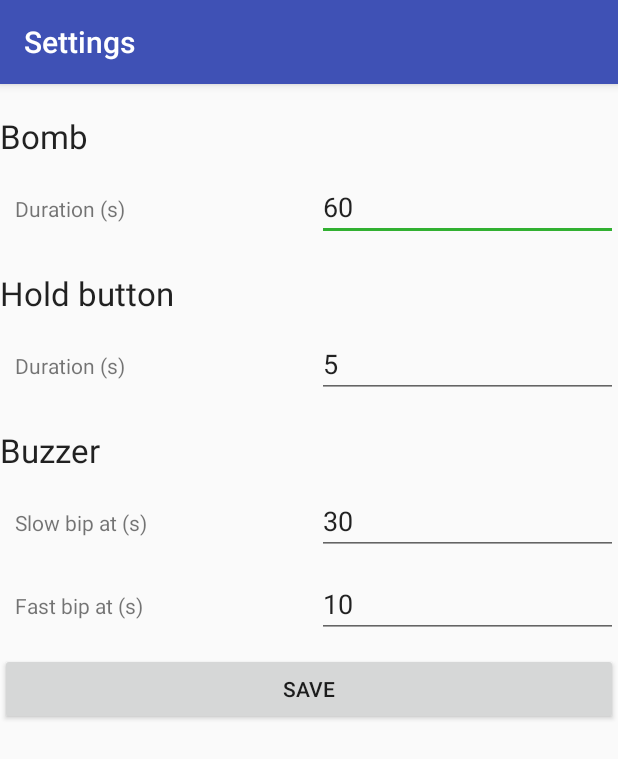
After one commit to Rothen68/RBTimer, an Android app: the SettingsActivity screen opened directly, with no data from a screen before it, on a phone screen of 412 x 824 dp. The commit adds this screen. Shown: the top 759 px of the screen. Run offline under Robolectric (Android 15) with nearby library versions, the phone set to English and light mode, and no system bars.

Commit message:
update sounds + add settings activity

```diff
--- /dev/null
+++ b/app/src/main/java/com/rothen/rbtimer/Service/SettingsService.java
@@ -0,0 +1,83 @@
+package com.rothen.rbtimer.Service;
+
+import android.content.Context;
+import android.content.SharedPreferences;
+
+/**
+ * Manage and save settings
+ * Created by apest on 16/03/2017.
+ */
+
+public class SettingsService {
+
+    private static final String PREFERENCES = "Preference";
+
+    private static final int BUTTON_DEFAULT_TIME = 5*1000;
+    public static final int BUTTON_DEFAULT_TIME_MIN = 1000;
+    public static final int BUTTON_DEFAULT_TIME_MAX = 30*1000;
+
+    public static final String BUTTON_PRESS_TIME = "ButtonPressTime";
+
+
+    private static final int BIP_FAST_DEFAULT_TIME =  10*1000;
+    public static final int BIP_FAST_TIME_MIN = 1000;
+    public static final int BIP_FAST_TIME_MAX = 30*1000;
+    public static final String BIP_FAST_TIME = "BipFastTime";
+
+
+    private static final int BIP_SLOW_DEFAULT_TIME =  30*1000;
+    public static final int BIP_SLOW_TIME_MIN = 1000;
+    public static final int BIP_SLOW_TIME_MAX = 30*1000;
+    public static final String BIP_SLOW_TIME = "BipSlowTime";
+
+
+    private static final int BOMB_DEFAULT_TIME =  60*1000;
+    public static final int BOMB_TIME_MIN = 10*1000;
+    public static final int BOMB_TIME_MAX = 600*1000;
+    public static final String BOMB_TIME = "BombTime";
+
+
+    private SharedPreferences prefs;
+    SharedPreferences.Editor editor;
+
+    public SettingsService(Context context) {
+        prefs = context.getSharedPreferences(PREFERENCES,Context.MODE_PRIVATE);
+        editor = prefs.edit();
+    }
+
+    public int getButtonPressTime() {
+        return  prefs.getInt(BUTTON_PRESS_TIME, BUTTON_DEFAULT_TIME);
+    }
+
+    public void setButtonPressTime(int buttonPressTime) {
+        editor.putInt(BUTTON_PRESS_TIME,buttonPressTime);
+        editor.apply();
+    }
+
+    public int getBipFastTime() {
+        return  prefs.getInt(BIP_FAST_TIME, BIP_FAST_DEFAULT_TIME);
+    }
+
+    public void setBipFastTime(int bipFastTime) {
+        editor.putInt(BIP_FAST_TIME,bipFastTime);
+        editor.apply();
+    }
+
+    public int getBipSlowTime() {
+        return  prefs.getInt(BIP_SLOW_TIME, BIP_SLOW_DEFAULT_TIME);
+    }
+
+    public void setBipSlowTime(int bipSlowTime) {
+        editor.putInt(BIP_SLOW_TIME,bipSlowTime);
+        editor.apply();
+    }
+
+    public int getBombTime() {
+        return  prefs.getInt(BOMB_TIME, BOMB_DEFAULT_TIME);
+    }
+
+    public void setBombTime(int bombTime) {
+        editor.putInt(BOMB_TIME,bombTime);
+        editor.apply();
+    }
+}
--- /dev/null
+++ b/app/src/main/java/com/rothen/rbtimer/SettingsActivity.java
@@ -0,0 +1,102 @@
+package com.rothen.rbtimer;
+
+import android.support.v7.app.AppCompatActivity;
+import android.os.Bundle;
+import android.text.Editable;
+import android.text.TextWatcher;
+import android.view.KeyEvent;
+import android.view.View;
+import android.widget.Button;
+import android.widget.EditText;
+import android.widget.SeekBar;
+import android.widget.TextView;
+
+import com.rothen.rbtimer.Service.SettingsService;
+import com.rothen.rbtimer.utils.Utils;
+
+import java.util.Set;
+
+
+public class SettingsActivity extends AppCompatActivity {
+
+
+    private EditText txtBombDuration;
+    private EditText txtHoldButtonDuration;
+    private EditText txtBipSlowDuration;
+    private EditText txtBipFastDuration;
+    private Button btnSave;
+
+    private SettingsService settingsService;
+
+    @Override
+    protected void onCreate(Bundle savedInstanceState) {
+        super.onCreate(savedInstanceState);
+        setContentView(R.layout.activity_settings);
+        settingsService = new SettingsService(this);
+
+        btnSave = (Button) findViewById(R.id.btnSave);
+        btnSave.setOnClickListener(new View.OnClickListener() {
+            @Override
+            public void onClick(View v) {
+                CheckAndSaveSettings();
+            }
+        });
+
+        txtBombDuration =(EditText) findViewById(R.id.txtBombDuration);
+        txtHoldButtonDuration =(EditText) findViewById(R.id.txtHoldButtonDuration);
+        txtBipSlowDuration =(EditText) findViewById(R.id.txtSlowBipDuration);
+        txtBipFastDuration =(EditText) findViewById(R.id.txtFastBipDuration);
+
+        txtBipFastDuration.setText(settingsService.getBipFastTime()/1000 + "");
+        txtBipSlowDuration.setText(settingsService.getBipSlowTime()/1000 + "");
+        txtHoldButtonDuration.setText(settingsService.getButtonPressTime()/1000 + "");
+        txtBombDuration.setText(settingsService.getBombTime()/1000 + "");
+
+    }
+
+    private void CheckAndSaveSettings() {
+        int i = Integer.valueOf(txtBipFastDuration.getText().toString()) * 1000;
+        if(i>=SettingsService.BIP_FAST_TIME_MIN && i <=SettingsService.BIP_FAST_TIME_MAX) {
+            settingsService.setBipFastTime(i);
+        }
+        else
+        {
+            txtBipFastDuration.setText(settingsService.getBipFastTime()/1000 + "");
+        }
+
+        i = Integer.valueOf(txtBipSlowDuration.getText().toString())* 1000;
+        if(i>=SettingsService.BIP_SLOW_TIME_MIN && i <=SettingsService.BIP_SLOW_TIME_MAX) {
+            settingsService.setBipSlowTime(i);
+        }
+        else
+        {
+            txtBipSlowDuration.setText(settingsService.getBipSlowTime()/1000 + "");
+        }
+
+        i = Integer.valueOf(txtHoldButtonDuration.getText().toString())* 1000;
+        if(i>=SettingsService.BUTTON_DEFAULT_TIME_MIN && i <=SettingsService.BUTTON_DEFAULT_TIME_MAX) {
+            settingsService.setButtonPressTime(i);
+        }
+        else
+        {
+            txtHoldButtonDuration.setText(settingsService.getButtonPressTime()/1000 + "");
+        }
+
+        i = Integer.valueOf(txtBombDuration.getText().toString())* 1000;
+        if(i>=SettingsService.BOMB_TIME_MIN && i <=SettingsService.BOMB_TIME_MAX) {
+            settingsService.setBombTime(i);
+        }
+        else
+        {
+            txtBombDuration.setText(settingsService.getBombTime()/1000 + "");
+        }
+    }
+
+    @Override
+    protected void onResume() {
+        super.onResume();
+
+
+    }
+
+}
--- /dev/null
+++ b/app/src/main/res/layout/activity_settings.xml
@@ -0,0 +1,120 @@
+<?xml version="1.0" encoding="utf-8"?>
+<LinearLayout xmlns:android="http://schemas.android.com/apk/res/android"
+    android:orientation="vertical" android:layout_width="match_parent"
+    android:layout_height="match_parent">
+
+    <TextView
+        android:layout_width="match_parent"
+        android:layout_height="wrap_content"
+        android:text="@string/settings_Bomb"
+        android:layout_marginTop="20dp"
+        android:textAppearance="@style/TextAppearance.AppCompat.Large" />
+    <LinearLayout
+        android:layout_width="match_parent"
+        android:layout_height="wrap_content"
+        android:layout_marginLeft="10dp"
+        android:layout_marginTop="10dp"
+        android:orientation="horizontal">
+
+        <TextView
+            android:layout_width="match_parent"
+            android:layout_height="wrap_content"
+            android:layout_weight="1"
+            android:text="@string/duration" />
+
+        <EditText
+            android:id="@+id/txtBombDuration"
+            android:layout_width="match_parent"
+            android:layout_height="wrap_content"
+            android:layout_weight="1"
+            android:inputType="number"
+            android:text="60" />
+    </LinearLayout>
+
+
+    <TextView
+        android:layout_width="match_parent"
+        android:layout_height="wrap_content"
+        android:text="@string/settings_HoldButtonDuration"
+        android:layout_marginTop="20dp"
+        android:textAppearance="@style/TextAppearance.AppCompat.Large" />
+    <LinearLayout
+        android:layout_width="match_parent"
+        android:layout_height="wrap_content"
+        android:layout_marginLeft="10dp"
+        android:layout_marginTop="10dp"
+        android:orientation="horizontal">
+
+        <TextView
+            android:layout_width="match_parent"
+            android:layout_height="wrap_content"
+            android:layout_weight="1"
+            android:text="@string/duration" />
+        <EditText
+            android:id="@+id/txtHoldButtonDuration"
+            android:layout_width="match_parent"
+            android:layout_height="wrap_content"
+            android:layout_weight="1"
+            android:inputType="number"
+            android:text="60" />
+    </LinearLayout>
+
+
+    <TextView
+        android:layout_width="match_parent"
+        android:layout_height="wrap_content"
+        android:text="@string/settings_Bip"
+        android:layout_marginTop="20dp"
+        android:textAppearance="@style/TextAppearance.AppCompat.Large" />
+
+    <LinearLayout
+        android:layout_width="match_parent"
+        android:layout_height="wrap_content"
+        android:layout_marginLeft="10dp"
+        android:layout_marginTop="10dp"
+        android:orientation="horizontal">
+
+        <TextView
+            android:layout_width="match_parent"
+            android:layout_height="wrap_content"
+            android:layout_weight="1"
+            android:text="@string/settings_Bip_Slow" />
+        <EditText
+            android:id="@+id/txtSlowBipDuration"
+            android:layout_width="match_parent"
+            android:layout_height="wrap_content"
+            android:layout_weight="1"
+            android:inputType="number"
+            android:text="60" />
+    </LinearLayout>
+
+    <LinearLayout
+        android:layout_width="match_parent"
+        android:layout_height="wrap_content"
+        android:layout_marginLeft="10dp"
+        android:layout_marginTop="10dp"
+        android:orientation="horizontal">
+
+        <TextView
+            android:layout_width="match_parent"
+            android:layout_height="wrap_content"
+            android:layout_weight="1"
+            android:text="@string/settings_Bip_Fast" />
+        <EditText
+            android:id="@+id/txtFastBipDuration"
+            android:layout_width="match_parent"
+            android:layout_height="wrap_content"
+            android:layout_weight="1"
+            android:inputType="number"
+            android:text="60" />
+    </LinearLayout>
+
+    <Button
+        android:id="@+id/btnSave"
+        android:layout_width="match_parent"
+        android:layout_height="wrap_content"
+        android:layout_marginTop="10dp"
+        android:text="Save" />
+
+
+</LinearLayout>
--- a/app/src/main/res/menu/main_menu.xml
+++ b/app/src/main/res/menu/main_menu.xml
@@ -3,6 +3,6 @@
     xmlns:android="http://schemas.android.com/apk/res/android">
 
 
-    <item android:title="Bomb Duration" android:id="@+id/mnuBombDuration" />
-    <item android:title="Hold Button Duration" android:id="@+id/mnuHoldButtonDuration" />
+    <item android:title="@string/settings" android:id="@+id/mnuSettings" />
+
 </menu>
--- a/app/src/main/res/values/colors.xml
+++ b/app/src/main/res/values/colors.xml
@@ -2,7 +2,7 @@
 <resources>
     <color name="colorPrimary">#3F51B5</color>
     <color name="colorPrimaryDark">#303F9F</color>
-    <color name="colorAccent">#FF4081</color>
+    <color name="colorAccent">#31B031</color>
     <color name="colorWarning">#ffa31a</color>
     <color name="colorDanger">#ff3300</color>
     <color name="colorDefault">#4dff4d</color>
--- a/app/src/main/res/values/strings.xml
+++ b/app/src/main/res/values/strings.xml
@@ -3,4 +3,18 @@
     <string name="editTime">New time in second : </string>
     <string name="ok">OK</string>
     <string name="cancel">Cancel</string>
+    <string name="title_activity_settings">Settings</string>
+
+    <string name="settings">Settings</string>
+    <string name="settings_Bomb">Bomb</string>
+    <string name="settings_HoldButtonDuration">Hold button</string>
+    <string name="settings_Bip">Buzzer</string>
+    <string name="settings_Bip_Fast">Fast bip at (s)</string>
+    <string name="settings_Bip_Slow">Slow bip at (s)</string>
+
+    <string name="duration">Duration (s)</string>
+
+    <string name="speed">Speed</string>
+
+
 </resources>
```
Also changed, not shown: app/src/main/AndroidManifest.xml (+7 -1 lines), app/src/main/java/com/rothen/rbtimer/MainActivity.java (+57 -57 lines), app/src/main/java/com/rothen/rbtimer/Service/SoundService.java (+85 -3 lines), app/src/main/java/com/rothen/rbtimer/utils/Utils.java (+21 -0 lines), 2 other files.
